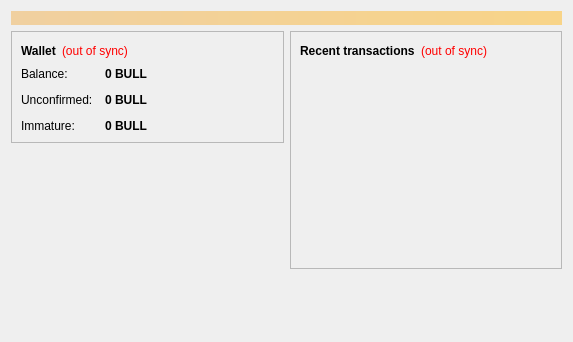
First picture: the form in Bullcoin/src/qt/forms/overviewpage.ui, repository bullCoin123/bullmaster, before the edit.
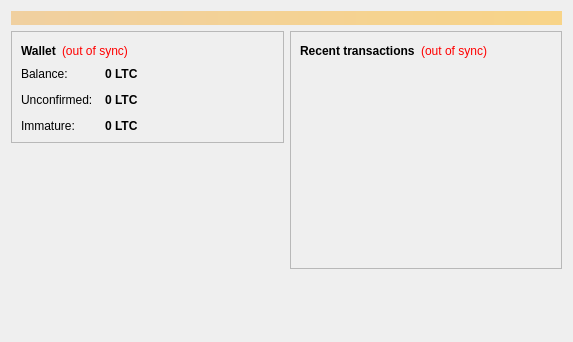
Second picture: the form after the edit.

```diff
--- a/Bullcoin/src/qt/forms/overviewpage.ui
+++ b/Bullcoin/src/qt/forms/overviewpage.ui
@@ -122,7 +122,7 @@
                <string>Your current balance</string>
               </property>
               <property name="text">
-               <string notr="true">0 BULL</string>
+               <string notr="true">0 LTC</string>
               </property>
               <property name="textInteractionFlags">
                <set>Qt::LinksAccessibleByMouse|Qt::TextSelectableByKeyboard|Qt::TextSelectableByMouse</set>
@@ -151,7 +151,7 @@
                <string>Total of transactions that have yet to be confirmed, and do not yet count toward the current balance</string>
               </property>
               <property name="text">
-               <string notr="true">0 BULL</string>
+               <string notr="true">0 LTC</string>
               </property>
               <property name="textInteractionFlags">
                <set>Qt::LinksAccessibleByMouse|Qt::TextSelectableByKeyboard|Qt::TextSelectableByMouse</set>
@@ -177,7 +177,7 @@
                <string>Mined balance that has not yet matured</string>
               </property>
               <property name="text">
-               <string notr="true">0 BULL</string>
+               <string notr="true">0 LTC</string>
               </property>
               <property name="textInteractionFlags">
                <set>Qt::LinksAccessibleByMouse|Qt::TextSelectableByKeyboard|Qt::TextSelectableByMouse</set>
```
Left out of the diff: 4 changed lines with no effect on the pictures.
